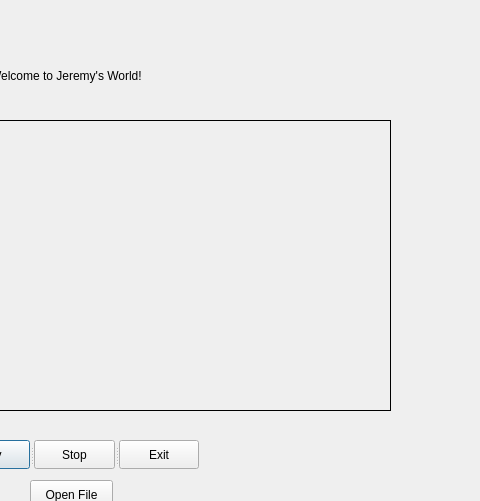
Qt form videoplayerdialog.ui (LobsterFestival/QT-PinPad) before a commit; both pictures show x 320 to 800 and y 0 to 501 of the 800 by 640 pixel window.
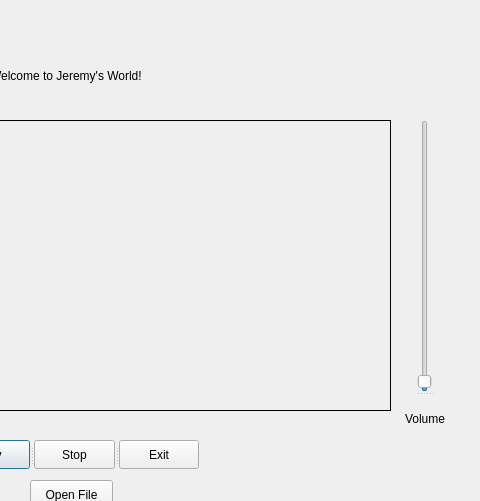
The same form after that commit.

Commit message: Volume slider added, adjusted play button text on play/pause/stop

Diff of the .ui file:
```diff
--- a/videoplayerdialog.ui
+++ b/videoplayerdialog.ui
@@ -86,6 +86,38 @@
     <string>Open File</string>
    </property>
   </widget>
+  <widget class="QSplitter" name="splitter_2">
+   <property name="geometry">
+    <rect>
+     <x>720</x>
+     <y>120</y>
+     <width>50</width>
+     <height>321</height>
+    </rect>
+   </property>
+   <property name="orientation">
+    <enum>Qt::Vertical</enum>
+   </property>
+   <widget class="QSlider" name="volumeSlider">
+    <property name="maximum">
+     <number>100</number>
+    </property>
+    <property name="value">
+     <number>1</number>
+    </property>
+    <property name="orientation">
+     <enum>Qt::Vertical</enum>
+    </property>
+   </widget>
+   <widget class="QLabel" name="label_2">
+    <property name="text">
+     <string>Volume</string>
+    </property>
+    <property name="alignment">
+     <set>Qt::AlignCenter</set>
+    </property>
+   </widget>
+  </widget>
  </widget>
  <resources/>
  <connections>
```
Left out of the diff: 6 changed lines with no effect on the pictures. The commit also changes 3 other files.
